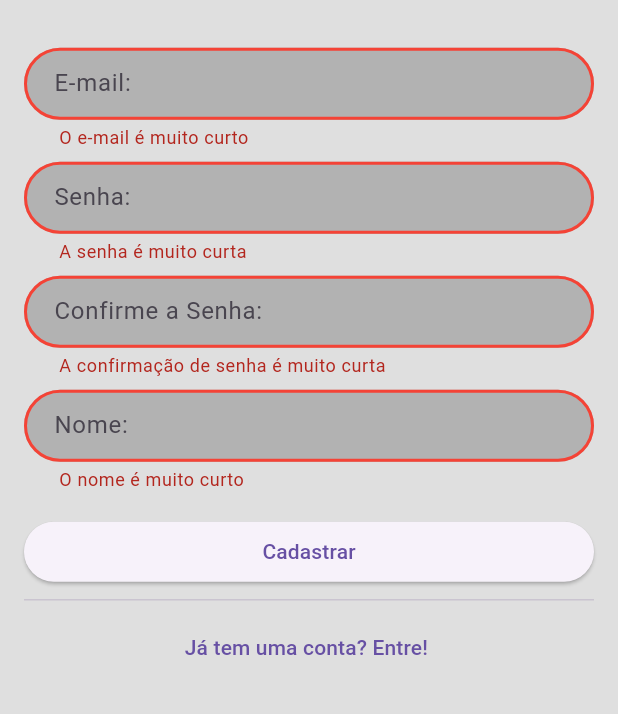
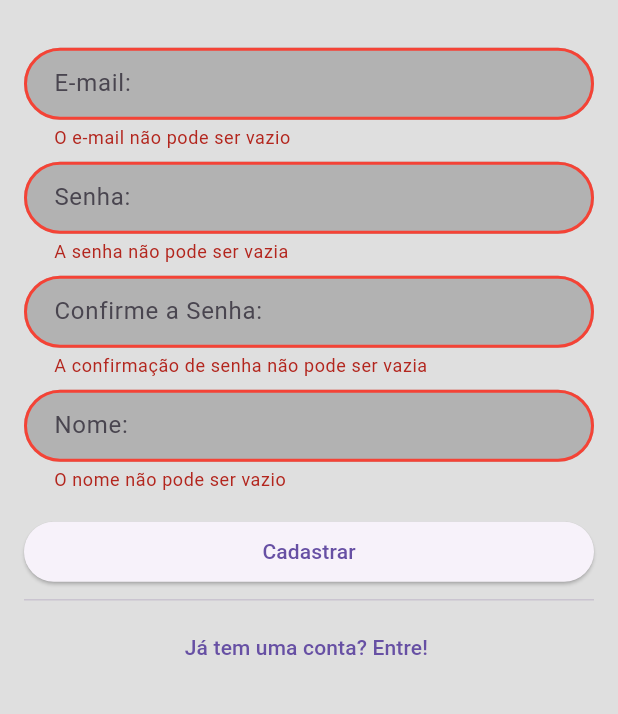
Before and after one commit to PedroPistarini/Music-App, a Flutter app: the screen it shows after launch, after a tap on "Entrar", after a tap on "Ainda não tem uma conta, Cadastre-se!", after a tap on "Cadastrar", on a phone screen of 412 x 824 dp, the part 424-1138 px from its top. Run offline on Flutter 3.47's test engine with Material 3 defaults, Android fonts, the light colour scheme and no system bars; our stand-ins replace cloud_firestore, firebase_auth, firebase_core; accounts and stored records are empty; generated files the repository leaves out were written again.

Commit message:
Commit Sprint 1.2

```diff
--- a/lib/Telas/PlaylistTela.dart
+++ b/lib/Telas/PlaylistTela.dart
@@ -8,7 +8,7 @@ class Playlisttela extends StatelessWidget {
   @override
   Widget build(BuildContext context) {
     return Scaffold(
-      appBar: AppBar(title: const Text("Playlist")),
+      appBar: AppBar(title: const Text("Biblioteca")),
       drawer: Drawer(
         child: ListView(
           children: [
--- a/lib/Telas/SelecaoGeneroTela.dart
+++ b/lib/Telas/SelecaoGeneroTela.dart
@@ -1,6 +1,6 @@
 // lib/telas/selecao_genero_tela.dart
 import 'package:flutter/material.dart';
-import 'package:flutter_application_1/Telas/PlaylistTela.dart';
+//import 'package:flutter_application_1/Telas/PlaylistTela.dart';
 import 'package:flutter_application_1/servivos/autetenficacao_servico.dart';
 import 'package:flutter_application_1/servivos/genero_servico.dart';
 
--- a/lib/Telas/autentificacaotela.dart
+++ b/lib/Telas/autentificacaotela.dart
@@ -31,7 +31,7 @@ class _AutentificacaoTelaState extends State<AutentificacaoTela> {
     return Scaffold(
       backgroundColor: const Color.fromARGB(255, 223, 223, 223), // Fundo do APP
 
-      body: Stack( // Conseguimos jogar tudo para traz com o STACK
+      body: Stack(
         children: [
           Container(
             decoration: const BoxDecoration(
@@ -52,24 +52,20 @@ class _AutentificacaoTelaState extends State<AutentificacaoTela> {
               key: _formKey,
               child: Center(
                 child: SingleChildScrollView(
-                  child: Column(  // Criando uma centralização para a imagem e para o nome
+                  child: Column(
                     mainAxisAlignment: MainAxisAlignment.center,
                     crossAxisAlignment: CrossAxisAlignment.stretch,
 
-                    //Colocando logo e titúlo do app
-                    children: [
-                      Image.asset("assets/logomusic.png",height: 128), // Colocando a logo
+                    children:
+                    [  Image.asset("assets/logomusic.png", height: 128), // Logo
                       const Text(
-                        "MusicApp", // nome do app
-                        textAlign: TextAlign.center, // CSS do logo.
+                        "MusicApp",
+                        textAlign: TextAlign.center,
                         style: TextStyle(
                             fontSize: 48,
                             fontWeight: FontWeight.bold,
-                          color: Colors.black
+                            color: Colors.black),
                       ),
-                      ),
-
-                      // Formulário de e-mail e senha
                       const SizedBox(
                         height: 32,
                       ),
@@ -77,17 +73,15 @@ class _AutentificacaoTelaState extends State<AutentificacaoTela> {
                         controller: _emailController,
                         decoration: getAuthenticationInputDecoration("E-mail: "),
                         validator: (String? value) {
-
-                          if(value == null){
-                            return " O e-mail não pode ser vazio ";
+                          if (value == null || value.isEmpty) {
+                            return "O e-mail não pode ser vazio";
                           }
-                          if(value.length < 5){
-                            return " O e-mail é muito curto";
+                          if (value.length < 5) {
+                            return "O e-mail é muito curto";
                           }
-                          if(!value.contains("@")){
-                            return " O e-mail não é valido";
+                          if (!value.contains("@")) {
+                            return "O e-mail não é válido";
                           }
-
                           return null;
                         },
                       ),
@@ -97,43 +91,36 @@ class _AutentificacaoTelaState extends State<AutentificacaoTela> {
                         decoration: getAuthenticationInputDecoration("Senha: "),
                         obscureText: true,
                         validator: (String? value) {
-
                           confirmasenha = value;
-
-                          if(value == null){
-                            return " A senha não pode ser vazia ";
+                          if (value == null || value.isEmpty) {
+                            return "A senha não pode ser vazia";
                           }
-                          if(value.length < 5){
-                            return " A senha é muito curta";
+                          if (value.length < 5) {
+                            return "A senha é muito curta";
                           }
-
                           return null;
                         },
                       ),
                       const SizedBox(height: 8),
-
-                      // Caso o cliente vai fazer o cadastro troca para essas informações
                       Visibility(
                         visible: !queroEntrar,
                         child: Column(
-                          children:[
+                          children: [
                             TextFormField(
-
                               controller: _confirmarsenhaController,
-                              decoration: getAuthenticationInputDecoration("Confirme a Senha: "),
+                              decoration: getAuthenticationInputDecoration(
+                                  "Confirme a Senha: "),
                               obscureText: true,
                               validator: (String? value) {
-
-                                if(confirmasenha != value){
-                                  return " Coloque a mesma senha ";
+                                if (confirmasenha != value) {
+                                  return "Coloque a mesma senha";
                                 }
-                                if(value == null){
-                                  return " A confirmação de senha não pode ser vazia ";
+                                if (value == null || value.isEmpty) {
+                                  return "A confirmação de senha não pode ser vazia";
                                 }
-                                if(value.length < 5){
-                                  return " A confirmação de senha é muito curta";
+                                if (value.length < 5) {
+                                  return "A confirmação de senha é muito curta";
                                 }
-
                                 return null;
                               },
                             ),
@@ -142,42 +129,38 @@ class _AutentificacaoTelaState extends State<AutentificacaoTela> {
                               controller: _nomeController,
                               decoration: getAuthenticationInputDecoration("Nome: "),
                               validator: (String? value) {
-                                if(value == null){
-                                  return " O nome não pode ser vazio ";
+                                if (value == null || value.isEmpty) {
+                                  return "O nome não pode ser vazio";
                                 }
-                                if(value.length < 2){
-                                  return " O nome é muito curto";
+                                if (value.length < 2) {
+                                  return "O nome é muito curto";
                                 }
-
                                 return null;
                               },
                             ),
                           ],
                         ),
                       ),
-
-                      // Botão, caso não tenha cadastro ou já tenha conta.
                       const SizedBox(
                         height: 16,
                       ),
                       ElevatedButton(
-                        onPressed:(){
-                          botaoPrincipalClicado();    // Validação para ver se quando entrar é válido o e-mail
+                        onPressed: () {
+                          botaoPrincipalClicado();
                         },
-                        child: Text((queroEntrar)? "Entrar" : "Cadastrar"),
+                        child: Text((queroEntrar) ? "Entrar" : "Cadastrar"),
                       ),
                       const Divider(),
                       TextButton(
-                        onPressed: (){
+                        onPressed: () {
                           setState(() {
                             queroEntrar = !queroEntrar;
                           });
                         },
                         child: Text((queroEntrar)
                             ? "Ainda não tem uma conta, Cadastre-se!"
-                          : "Já tem uma conta? Entre! " ),
+                            : "Já tem uma conta? Entre! "),
                       ),
-
                     ],
                   ),
                 ),
@@ -189,7 +172,6 @@ class _AutentificacaoTelaState extends State<AutentificacaoTela> {
     );
   }
 
-  // Verificando se o que o cliente digita é válido!
     botaoPrincipalClicado() {
     String nome = _nomeController.text;
     String email = _emailController.text;
@@ -200,28 +182,36 @@ class _AutentificacaoTelaState extends State<AutentificacaoTela> {
       if (queroEntrar) {
         // Lógica de login
         print("Entrada Validada");
-      _autenServico.logarUsuario(email: email, senha: senha).then(
-        (String? erro) {
+        _autenServico.logarUsuario(email: email, senha: senha).then((String? erro) {
           if (erro != null) {
             showSnackBar(context: context, texto: erro);
           }
-        },
-      );
+        });
       } else {
         // Lógica de cadastro
         print("Cadastro Validado");
-      print("${_emailController.text}, ${_senhaController.text}, ${_nomeController.text}, ${_confirmarsenhaController.text}");
-      _autenServico.cadastrarUsuario(email: email, senha: senha, nome: nome, confirmarsenha: confirmarsenha).then(
-        (String? erro) {
+        print(
+            "${_emailController.text}, ${_senhaController.text}, ${_nomeController.text}, ${_confirmarsenhaController.text}");
+
+        // Passando o contexto ao cadastrarUsuario
+        _autenServico
+            .cadastrarUsuario(
+              email: email,
+              senha: senha,
+              nome: nome,
+              confirmarsenha: confirmarsenha,
+
+            )
+            .then((String? erro) {
           if (erro != null) {
-            // Voltou com erro
+
             showSnackBar(context: context, texto: erro);
+
           } else {
-            // Chame o onSignup aqui
-            widget.onSignup();
+            // Redirecionar para a tela de seleção de gênero após o cadastro
+            widget.onSignup(); // Chama o método onSignup para navegação
           }
-        },
-      );
+        });
       }
     } else {
       print("Inválido");
--- a/lib/main.dart
+++ b/lib/main.dart
@@ -50,7 +50,7 @@ class RoteadorTela extends StatelessWidget {
           // Verifica se o usuário acabou de se cadastrar
           if (isSignup) {
             isSignup = false; // Resetando a flag
-            return const SelecaoGeneroTela(); // Redireciona para a tela de gênero
+            return const SelecaoGeneroTela(); // Redireciona para a tela de gênero                   // Lembrar de alterar, por que tem algum problema nessa parte de troca de telas.
           } else {
             return const Playlisttela(); // Redireciona para a tela da playlist
           }
--- a/lib/servivos/autetenficacao_servico.dart
+++ b/lib/servivos/autetenficacao_servico.dart
@@ -17,6 +17,8 @@ class AutenticacaoServico {
       );
 
       await userCredential.user!.updateDisplayName(nome);
+      userCredential.user!.sendEmailVerification();
+
       return null;
     } on FirebaseAuthException catch (e) {
       if (e.code == "email-already-in-use") {
```
Lines whose indentation alone changed are shown as unchanged.
